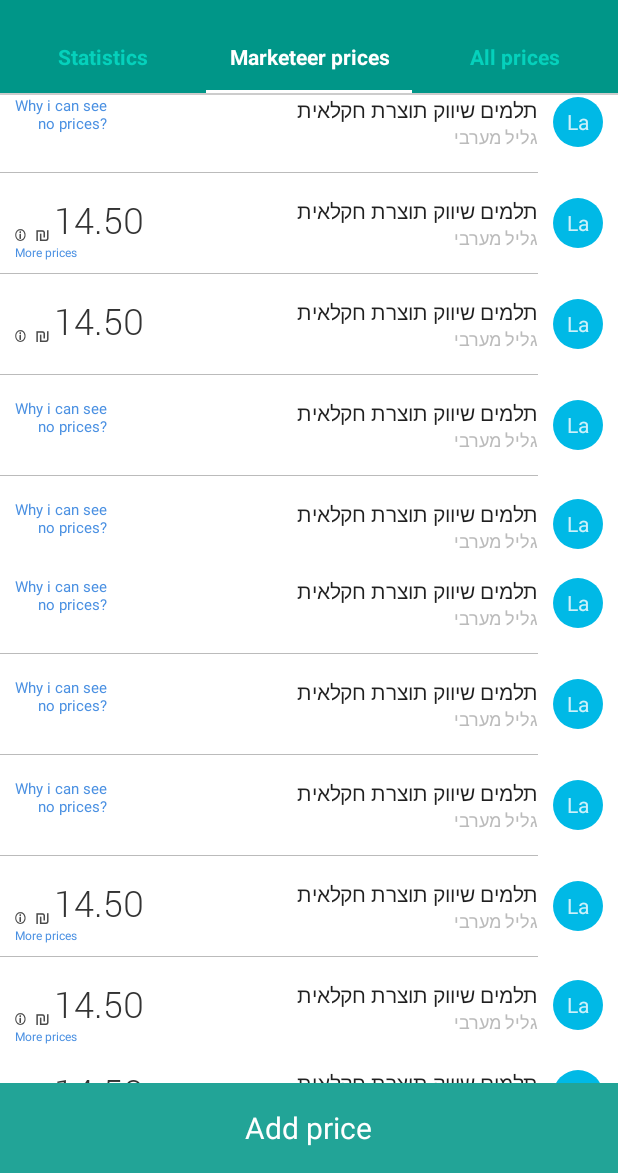
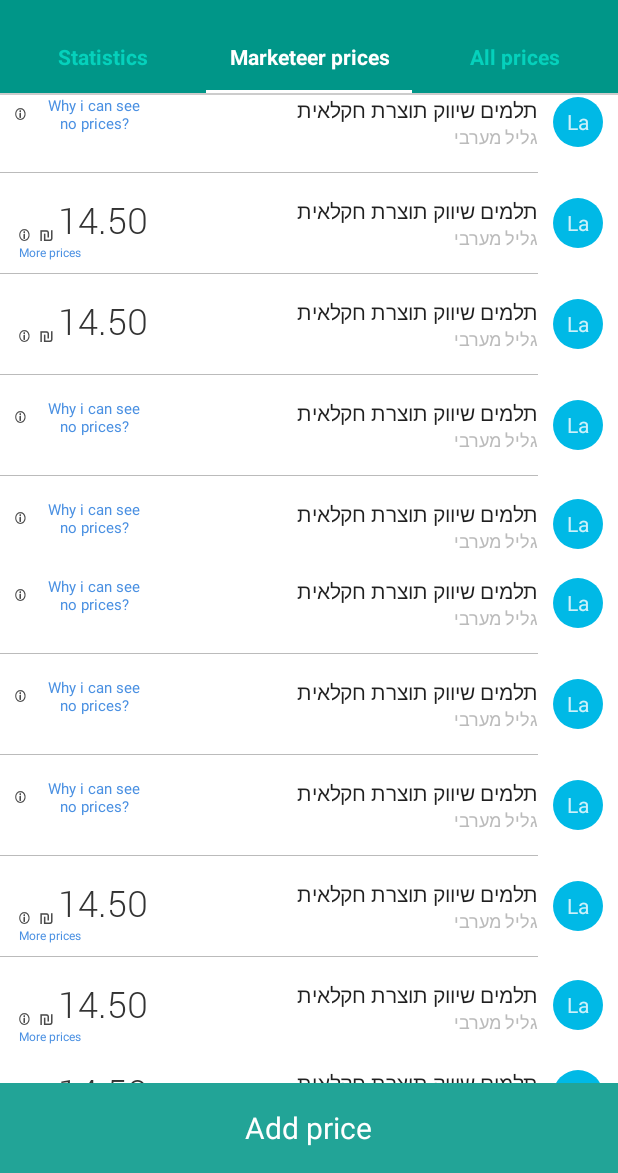
Before and after one commit to thinkmobiles/FarmersApp_Android, an Android app: the PricesActivity screen opened directly, with no data from a screen before it, tab 2 chosen, on a phone screen of 412 x 824 dp, the part 63-1236 px from its top. Run offline under Robolectric (Android 15) with nearby library versions, the phone set to English and light mode, and no system bars; our stand-ins replace ButterKnife, Picasso; libraries missing offline, so code that uses them is left out: com.crashlytics.android, com.facebook, com.github.mikephil.charting, com.timehop.stickyheadersrecyclerview, io.fabric.sdk and 1 more; pictures from the network do not load; Roboto replaces fonts that are not available here; 42 statements that could not run were skipped.

Commit message:
bugfix part 1

```diff
--- a/app/src/main/java/com/farmers/underground/ui/activities/PricesActivity.java
+++ b/app/src/main/java/com/farmers/underground/ui/activities/PricesActivity.java
@@ -19,6 +19,8 @@ import android.widget.AdapterView;
 import android.widget.FrameLayout;
 import android.widget.ImageView;
 import android.widget.Spinner;
+import android.widget.TextView;
+
 import butterknife.Bind;
 import butterknife.ButterKnife;
 import butterknife.OnClick;
@@ -94,8 +96,8 @@ public class PricesActivity extends BaseActivity implements AllPricesAdapter.All
     @Override
     protected void onCreate(Bundle savedInstanceState) {
         super.onCreate(savedInstanceState);
+        ButterKnife.bind(this);
         getDataOnStart(getIntent());
-        ButterKnife.bind(this);
 
         setSupportActionBar(mToolbar);
         if (getSupportActionBar() != null) getSupportActionBar().setDisplayShowTitleEnabled(false);
@@ -132,6 +134,8 @@ public class PricesActivity extends BaseActivity implements AllPricesAdapter.All
         mCropModel = gson.fromJson(intent.getStringExtra(ProjectConstants.KEY_DATA), LastCropPricesModel.class);
         if (mCropModel == null)
             throw new IllegalAccessError("Create this activity with start(Context, CropModel) " + "method only!");
+        else
+            ((TextView) mToolbar.findViewById(R.id.toolbar_title)).setText(mCropModel.displayName);
     }
 
     //ViewPager
--- a/app/src/main/java/com/farmers/underground/ui/fragments/MarketeerPricesFragment.java
+++ b/app/src/main/java/com/farmers/underground/ui/fragments/MarketeerPricesFragment.java
@@ -15,6 +15,7 @@ import com.farmers.underground.R;
 import com.farmers.underground.config.ProjectConstants;
 import com.farmers.underground.remote.models.LastCropPricesModel;
 import com.farmers.underground.remote.models.MarketeerPriceModel;
+import com.farmers.underground.ui.activities.AddPriceActivity;
 import com.farmers.underground.ui.activities.PricesActivity;
 import com.farmers.underground.ui.activities.TransparentActivity;
 import com.farmers.underground.ui.adapters.MarketeerPricesAdapter;
@@ -189,7 +190,7 @@ public class MarketeerPricesFragment extends BaseFragment<PricesActivity>
 
     @OnClick(R.id.ll_AddPrice_MP)
     protected void addPriceClicked() {
-
+        AddPriceActivity.start(getHostActivity(), mCropModel);
     }
 
 }
--- a/app/src/main/java/com/farmers/underground/ui/fragments/SignUpFragment.java
+++ b/app/src/main/java/com/farmers/underground/ui/fragments/SignUpFragment.java
@@ -66,6 +66,7 @@ public class SignUpFragment extends BaseFragment<LoginSignUpActivity>  {
 
     @OnClick({R.id.ivBack_FSU, R.id.tvLogin_FSU})
     protected void back() {
+        getHostActivity().hideSoftKeyboard();
         getHostActivity().getSupportFragmentManager().popBackStack();
     }
 
--- a/app/src/main/java/com/farmers/underground/ui/fragments/StatisticsFragment.java
+++ b/app/src/main/java/com/farmers/underground/ui/fragments/StatisticsFragment.java
@@ -493,7 +493,7 @@ public class StatisticsFragment
         priceView.tv_Price.setTextSize(TypedValue.COMPLEX_UNIT_SP, 33.2F);
         priceView.tv_Price.setTypeface(TypefaceManager.getInstance().getArialBold());
 
-        priceView.tv_Marketeer_CropItem.setTextSize(TypedValue.COMPLEX_UNIT_SP, 15.9F);
+        priceView.tv_Marketeer_CropItem.setTextSize(TypedValue.COMPLEX_UNIT_SP, 13.0F);
         priceView.tv_Marketeer_CropItem.setTypeface(TypefaceManager.getInstance().getArialBold());
     }
 
--- a/app/src/main/java/com/farmers/underground/ui/models/PriceMarketeerPricesVH.java
+++ b/app/src/main/java/com/farmers/underground/ui/models/PriceMarketeerPricesVH.java
@@ -2,14 +2,13 @@ package com.farmers.underground.ui.models;
 
 import android.view.View;
 import android.widget.ImageView;
+import android.widget.LinearLayout;
 import android.widget.TextView;
 
 import butterknife.Bind;
 import butterknife.OnClick;
 
 import com.farmers.underground.R;
-import com.farmers.underground.ui.activities.TransparentActivity;
-import com.farmers.underground.ui.dialogs.WhyCanISeeThisPriceDialogFragment;
 
 /**
  * Created by omar on 10/2/15.
@@ -35,8 +34,8 @@ public class PriceMarketeerPricesVH extends BaseMarketeerPricesVH {
     @Bind(R.id.rv_container_price_item_MP)
     protected View container;
 
-    @Bind(R.id.tv_why_c_no_price_MP)
-    protected TextView tv_why_c_no_price_MP;
+    @Bind(R.id.ll_why_c_container_MP)
+    protected LinearLayout ll_why_c_container_MP;
 
     @Bind(R.id.ll_price_text_conainer_MP)
     protected View v_PriceContainer;
@@ -79,7 +78,7 @@ public class PriceMarketeerPricesVH extends BaseMarketeerPricesVH {
     private void showRandom() {
         boolean isShow = Math.random() > 0.5f;
         v_PriceContainer.setVisibility(!isShow ? View.VISIBLE : View.GONE);
-        tv_why_c_no_price_MP.setVisibility(isShow ? View.VISIBLE : View.GONE);
+        ll_why_c_container_MP.setVisibility(isShow ? View.VISIBLE : View.GONE);
         tv_MorePrice.setVisibility(Math.random() > 0.5f ? View.VISIBLE : View.GONE);
     }
 
--- a/app/src/main/res/layout/fragment_add_price.xml
+++ b/app/src/main/res/layout/fragment_add_price.xml
@@ -2,6 +2,7 @@
 <ScrollView xmlns:android="http://schemas.android.com/apk/res/android"
     android:layout_width="match_parent"
     android:layout_height="match_parent"
+    android:scrollbars="none"
     android:background="@color/white"
     android:orientation="vertical">
 
--- a/app/src/main/res/layout/fragment_statistics.xml
+++ b/app/src/main/res/layout/fragment_statistics.xml
@@ -46,7 +46,7 @@
                 android:singleLine="true"
                 android:text="אוקטובר"
                 android:textColor="#0a89a7"
-                android:textSize="36sp"
+                android:textSize="@dimen/stat_price_name_month"
                 app:customFont="regular" />
            <View
                 android:layout_marginLeft="13dp"
--- a/app/src/main/res/layout/item_crops_price.xml
+++ b/app/src/main/res/layout/item_crops_price.xml
@@ -62,6 +62,7 @@
                 android:text="גידולים חיפוש"
                 android:textColor="@color/text_light_grey"
                 android:textSize="@dimen/small_text_size"
+                android:singleLine="true"
                 custom:customFont="regular"/>
 
         <com.farmers.underground.ui.custom_views.CustomTextView
--- a/app/src/main/res/layout/item_marketeer_price.xml
+++ b/app/src/main/res/layout/item_marketeer_price.xml
@@ -10,7 +10,7 @@
 
     <FrameLayout
             android:id="@+id/price_conainer"
-            android:layout_width="wrap_content"
+            android:layout_width="95dp"
             android:layout_height="match_parent"
             android:paddingRight="@dimen/padding_margin_default_tiny"
             android:layout_alignParentTop="true"
@@ -22,7 +22,7 @@
                 android:layout_width="wrap_content"
                 android:layout_height="wrap_content"
                 android:orientation="vertical"
-                android:layout_gravity="center" android:visibility="visible">
+                android:layout_gravity="center_horizontal" android:visibility="visible">
 
             <LinearLayout
                     android:orientation="horizontal"
@@ -64,18 +64,35 @@
                     android:gravity="left"/>
 
         </LinearLayout>
+            <LinearLayout
+                android:layout_width="match_parent"
+                android:layout_height="wrap_content"
+                android:visibility="gone"
+                android:layout_gravity="center_vertical"
+                android:gravity="center"
+                android:id="@+id/ll_why_c_container_MP">
+
+                    <ImageView
+                        android:layout_width="@dimen/crop_price_icon_size"
+                        android:layout_height="@dimen/crop_price_icon_size"
+                        android:scaleType="fitXY"
+                        android:src="@drawable/ic_info"
+                        android:layout_gravity="center_vertical"
+                        android:layout_marginRight="@dimen/margin_default_tiny"
+                        android:layout_marginBottom="@dimen/margin_default_tiny"/>
+
                     <com.farmers.underground.ui.custom_views.CustomTextView
                         android:id="@+id/tv_why_c_no_price_MP"
                         android:layout_width="match_parent"
-                android:layout_height="match_parent"
+                        android:layout_height="wrap_content"
                         android:text="@string/why_c_no_prices"
                         android:lines="2"
                         android:layout_gravity="center"
                         android:textColor="@color/selector_tap_to_refresh"
                         android:textSize="10sp"
                         custom:customFont="bold"
-                android:visibility="gone"
-                android:gravity="center_vertical|right"/>
+                        android:gravity="center"/>
+            </LinearLayout>
     </FrameLayout>
     <LinearLayout
             android:id="@+id/marketeer_container"
--- a/app/src/main/res/values/dimens.xml
+++ b/app/src/main/res/values/dimens.xml
@@ -164,6 +164,7 @@
     <dimen name="stat_price_text_size_big">33.2sp</dimen>
     <dimen name="stat_price_name_text_size_small">12sp</dimen>
     <dimen name="stat_price_name_text_size_big">15.9sp</dimen>
+    <dimen name="stat_price_name_month">36sp</dimen>
 
 
 </resources>
```
Also changed, not shown: app/src/main/java/com/farmers/underground/ui/activities/AddPriceActivity.java (+13 -5 lines), app/src/main/res/values-hdpi/dimens.xml (+10 -0 lines). Lines whose indentation alone changed are shown as unchanged.
